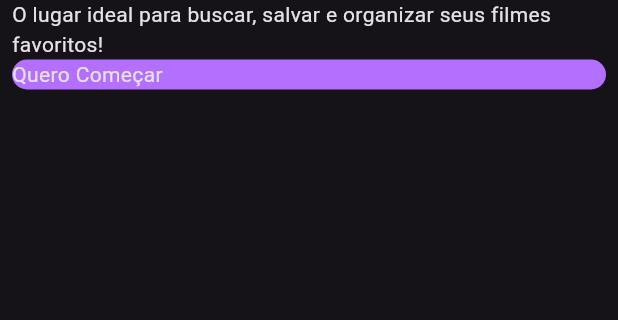
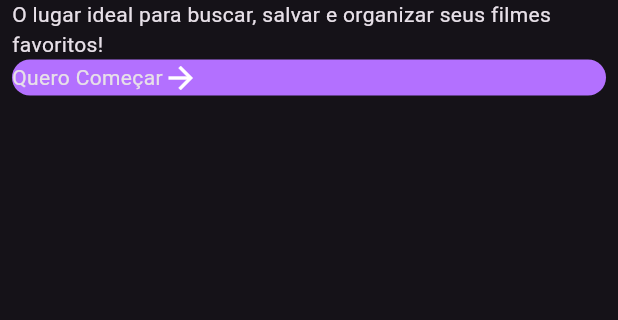
Before and after one commit to felipe-freitas18/cinetopia, a Flutter app: the screen it shows after launch, on a phone screen of 412 x 824 dp, the part 599-919 px from its top. Run offline on Flutter 3.47's test engine with Material 3 defaults, Android fonts, the phone set to English and light mode, and no system bars.

Commit message:
feat: adicionando icone de seta

```diff
--- a/lib/main.dart
+++ b/lib/main.dart
@@ -45,7 +45,8 @@ class HomePage extends StatelessWidget {
                 ),
                 child: Row(
                   children: <Widget>[
-                    Text("Quero Começar")
+                    Text("Quero Começar"),
+                    Icon(Icons.arrow_forward)
                   ]
                 ),
               ),
```
